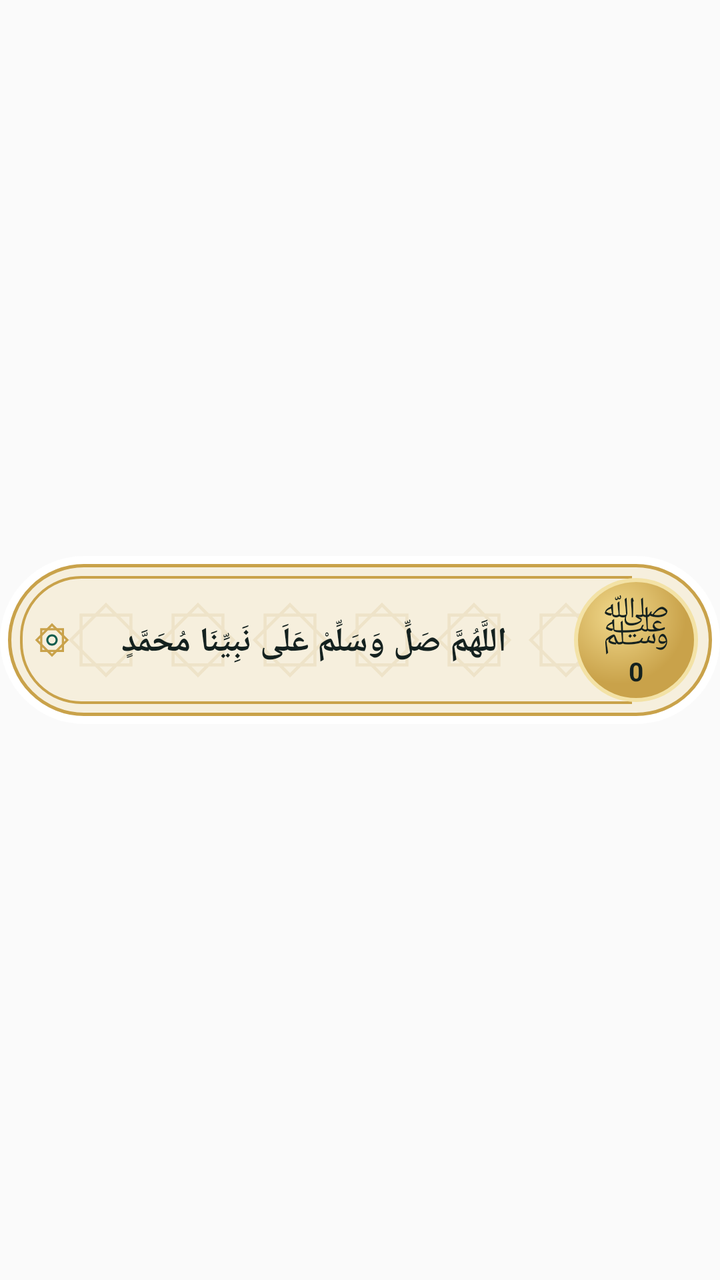
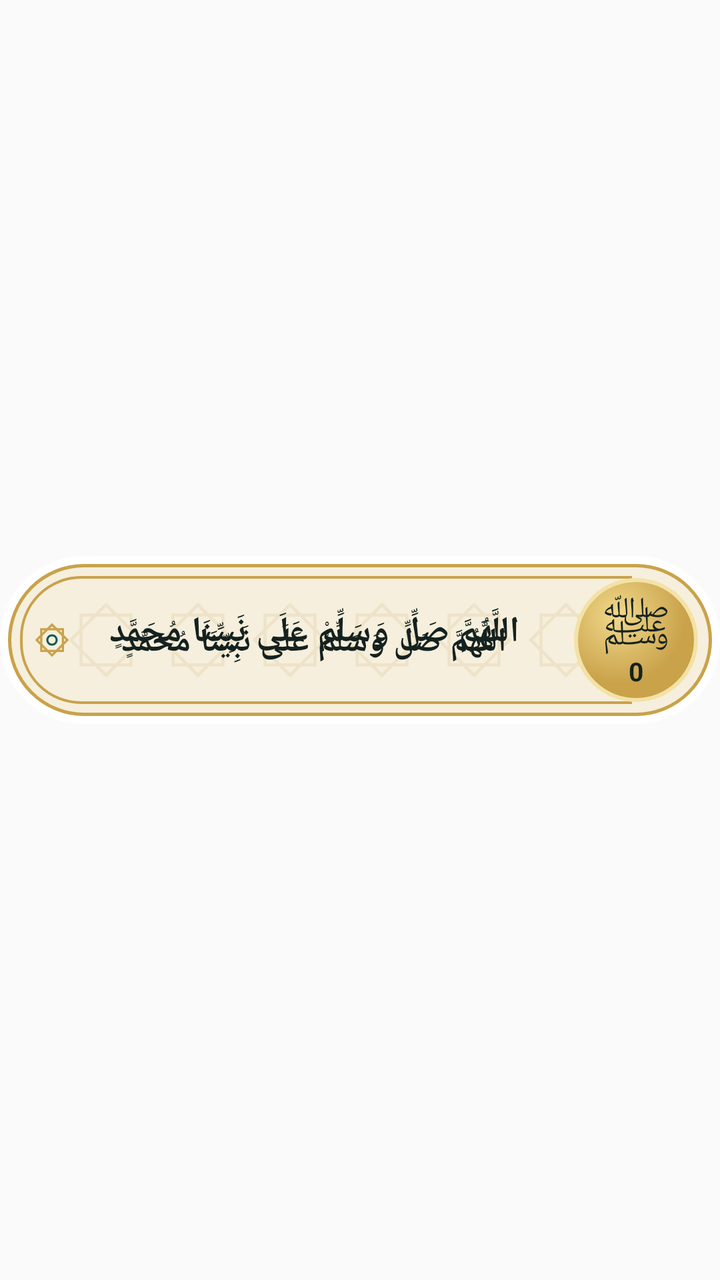

An Android layout rendered at two revisions. The XML below is the earlier revision; the diff shows what the commit changed to produce the second picture.
<!-- AndroidManifest.xml: application theme AppTheme -->
<!-- res/layout/widget_card.xml -->
<?xml version="1.0" encoding="utf-8"?>
<FrameLayout xmlns:android="http://schemas.android.com/apk/res/android"
    android:id="@+id/wroot"
    android:layout_width="match_parent"
    android:layout_height="match_parent">

    <FrameLayout
        android:id="@+id/wbody"
        android:layout_width="match_parent"
        android:layout_height="84dp"
        android:layout_gravity="center_vertical">

        
        <ImageView
            android:id="@+id/wframe"
            android:layout_width="match_parent"
            android:layout_height="match_parent"
            android:scaleType="fitXY"
            android:src="@drawable/widget_edge" />

        <ImageView
            android:layout_width="match_parent"
            android:layout_height="match_parent"
            android:layout_margin="4dp"
            android:scaleType="fitXY"
            android:src="@drawable/widget_face" />

        <ImageView
            android:layout_width="match_parent"
            android:layout_height="46dp"
            android:layout_gravity="center_vertical"
            android:layout_marginLeft="30dp"
            android:layout_marginRight="60dp"
            android:scaleType="fitXY"
            android:src="@drawable/widget_stars" />

        <ImageView
            android:layout_width="match_parent"
            android:layout_height="match_parent"
            android:layout_marginLeft="10dp"
            android:layout_marginRight="44dp"
            android:layout_marginTop="10dp"
            android:layout_marginBottom="10dp"
            android:scaleType="fitXY"
            android:src="@drawable/widget_inner" />

        <LinearLayout
            android:layout_width="match_parent"
            android:layout_height="match_parent"
            android:layoutDirection="rtl"
            android:gravity="center_vertical"
            android:orientation="horizontal"
            android:paddingLeft="16dp"
            android:paddingRight="4dp">

            <FrameLayout
                android:id="@+id/wpray"
                android:layout_width="76dp"
                android:layout_height="76dp">

                <ImageView
                    android:layout_width="62dp"
                    android:layout_height="62dp"
                    android:layout_gravity="center"
                    android:src="@drawable/widget_pray" />

                <LinearLayout
                    android:layout_width="match_parent"
                    android:layout_height="match_parent"
                    android:gravity="center"
                    android:orientation="vertical">

                    <TextView
                        android:layout_width="wrap_content"
                        android:layout_height="wrap_content"
                        android:includeFontPadding="false"
                        android:text="ﷺ"
                        android:textColor="#14211F"
                        android:textSize="28sp" />

                    <TextView
                        android:id="@+id/wcount"
                        android:layout_marginTop="-6dp"
                        android:layout_width="wrap_content"
                        android:layout_height="wrap_content"
                        android:includeFontPadding="false"
                        android:text="0"
                        android:textColor="#14211F"
                        android:textSize="13sp"
                        android:textStyle="bold" />
                </LinearLayout>
            </FrameLayout>

            <FrameLayout
                android:layout_width="0dp"
                android:layout_height="match_parent"
                android:layout_weight="1">
            
            <TextView
                android:id="@+id/wtext"
                android:layout_width="match_parent"
                android:layout_height="wrap_content"
                android:layout_gravity="center"
                android:layout_marginTop="1dp"
                android:fontFamily="serif"
                android:gravity="center"
                android:lineSpacingMultiplier="0.88"
                android:maxLines="3"
                android:paddingLeft="4dp"
                android:paddingRight="6dp"
                android:text="اللَّهُمَّ صَلِّ وَسَلِّمْ عَلَى نَبِيِّنَا مُحَمَّدٍ"
                android:textColor="#14211F"
                android:textDirection="rtl"
                android:textSize="17sp"
                android:textStyle="bold" />
            <TextView
                android:id="@+id/wtextL"
                android:layout_width="match_parent"
                android:visibility="gone"
                android:layout_height="wrap_content"
                android:layout_gravity="center"
                android:layout_marginTop="1dp"
                android:fontFamily="serif"
                android:gravity="center"
                android:lineSpacingMultiplier="0.88"
                android:maxLines="3"
                android:paddingLeft="4dp"
                android:paddingRight="6dp"
                android:text="اللَّهُمَّ صَلِّ وَسَلِّمْ عَلَى نَبِيِّنَا مُحَمَّدٍ"
                android:textColor="#14211F"
                android:textDirection="rtl"
                android:textSize="14sp"
                android:textStyle="bold" />
            </FrameLayout>

            <ImageView
                android:layout_width="20dp"
                android:layout_height="20dp"
                android:src="@drawable/widget_star" />
        </LinearLayout>
        
        <TextView
            android:id="@+id/wsrc"
            android:layout_width="wrap_content"
            android:layout_height="wrap_content"
            android:layout_gravity="bottom|left"
            android:layout_marginBottom="10dp"
            android:layout_marginLeft="21dp"
            android:includeFontPadding="false"
            android:maxLines="1"
            android:textColor="#7A6A45"
            android:textDirection="rtl"
            android:textSize="9.5sp"
            android:visibility="gone" />
    </FrameLayout>
</FrameLayout>
<!-- resources referenced by this layout -->
<resources>
  <!-- drawable widget_edge (drawable) -->
  <?xml version="1.0" encoding="utf-8"?>
  <shape xmlns:android="http://schemas.android.com/apk/res/android" android:shape="rectangle">
      <solid android:color="#FFFFFFFF" />
      <corners android:radius="42dp" />
  </shape>
  <!-- drawable widget_face (drawable) -->
  <?xml version="1.0" encoding="utf-8"?>
  <shape xmlns:android="http://schemas.android.com/apk/res/android" android:shape="rectangle">
      <solid android:color="#F6EFDD" />
      <stroke android:width="1.5dp" android:color="#C9A24A" />
      <corners android:radius="38dp" />
  </shape>
  <!-- drawable widget_inner (drawable) -->
  <?xml version="1.0" encoding="utf-8"?>
  <shape xmlns:android="http://schemas.android.com/apk/res/android" android:shape="rectangle">
      <stroke android:width="1.2dp" android:color="#C9A24A" />
      <corners android:topLeftRadius="30dp" android:bottomLeftRadius="30dp" android:topRightRadius="0dp" android:bottomRightRadius="0dp" />
  </shape>
  <!-- drawable widget_pray (drawable) -->
  <?xml version="1.0" encoding="utf-8"?>
  <shape xmlns:android="http://schemas.android.com/apk/res/android" android:shape="oval">
      <gradient android:type="radial" android:gradientRadius="34dp" android:centerX="0.35" android:centerY="0.3"
          android:startColor="#F1D98C" android:endColor="#C9A24A" />
      <stroke android:width="2dp" android:color="#F3E2A6" />
  </shape>
  <!-- drawable widget_star (drawable) -->
  <?xml version="1.0" encoding="utf-8"?>
  <vector xmlns:android="http://schemas.android.com/apk/res/android"
      android:width="24dp" android:height="24dp" android:viewportWidth="24" android:viewportHeight="24">
      <path android:pathData="M5.5,5.5 L18.5,5.5 L18.5,18.5 L5.5,18.5 Z" android:strokeColor="#C9A24A" android:strokeWidth="1.3" android:fillColor="#00000000" />
      <path android:pathData="M12,2.8 L21.2,12 L12,21.2 L2.8,12 Z" android:strokeColor="#C9A24A" android:strokeWidth="1.3" android:fillColor="#00000000" />
      <path android:pathData="M12,9.2 A2.8,2.8 0 1,1 11.99,9.2 Z" android:strokeColor="#0F5C4D" android:strokeWidth="1.2" android:fillColor="#00000000" />
  </vector>
  <!-- drawable widget_stars (drawable) -->
  <?xml version="1.0" encoding="utf-8"?>
  <bitmap xmlns:android="http://schemas.android.com/apk/res/android" android:src="@drawable/widget_star_tile" android:tileModeX="repeat" android:tileModeY="clamp" />
  <style name="AppTheme" parent="Theme.AppCompat.Light.DarkActionBar">
          
          <item name="colorPrimary">@color/colorPrimary</item>
          <item name="colorPrimaryDark">@color/colorPrimaryDark</item>
          <item name="colorAccent">@color/colorAccent</item>
      </style>
  <!-- drawable widget_star_tile: png bitmap (drawable-xxhdpi, 1917 bytes) -->
</resources>

<!-- the commit's change to res/layout/widget_card.xml (unified diff, before → after) -->
@@ -131,6 +131,30 @@
                 android:textDirection="rtl"
                 android:textSize="14sp"
                 android:textStyle="bold" />
+            
+            <TextView
+                android:id="@+id/wtextM"
+                android:layout_width="match_parent"
+                android:layout_height="wrap_content"
+                android:layout_gravity="center"
+                android:layout_marginBottom="4dp"
+                android:fontFamily="serif"
+                android:gravity="center"
+                android:singleLine="true"
+                android:ellipsize="marquee"
+                android:marqueeRepeatLimit="marquee_forever"
+                android:focusable="true"
+                android:focusableInTouchMode="true"
+                android:duplicateParentState="true"
+                android:paddingLeft="4dp"
+                android:paddingRight="6dp"
+                android:text="اللَّهُمَّ صَلِّ وَسَلِّمْ عَلَى نَبِيِّنَا مُحَمَّدٍ"
+                android:textColor="#14211F"
+                android:textDirection="rtl"
+                android:textSize="18sp"
+                android:textStyle="bold">
+                <requestFocus />
+            </TextView>
             </FrameLayout>
 
             <ImageView
